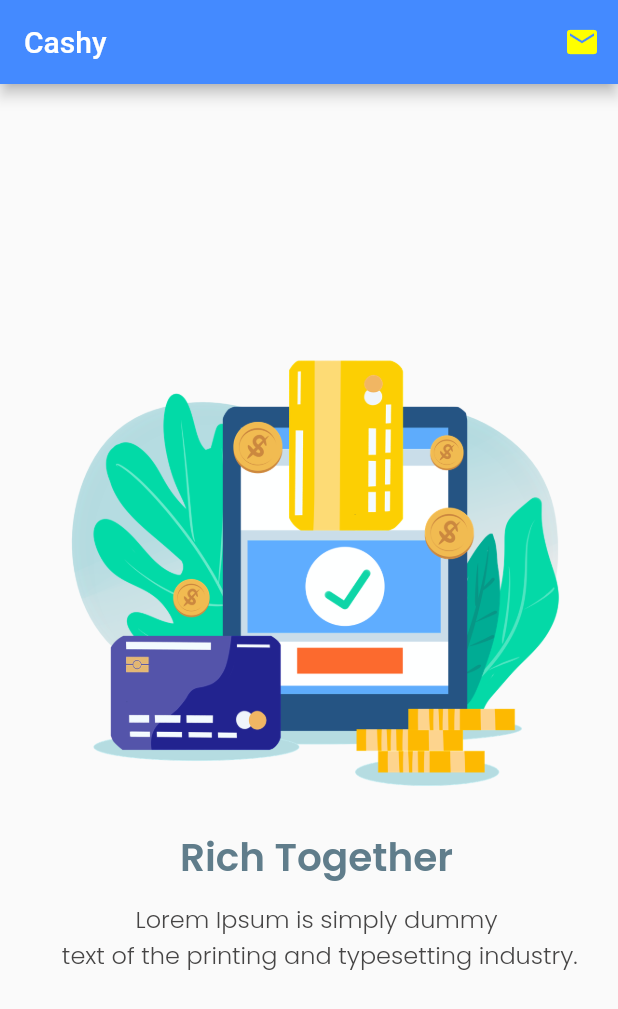
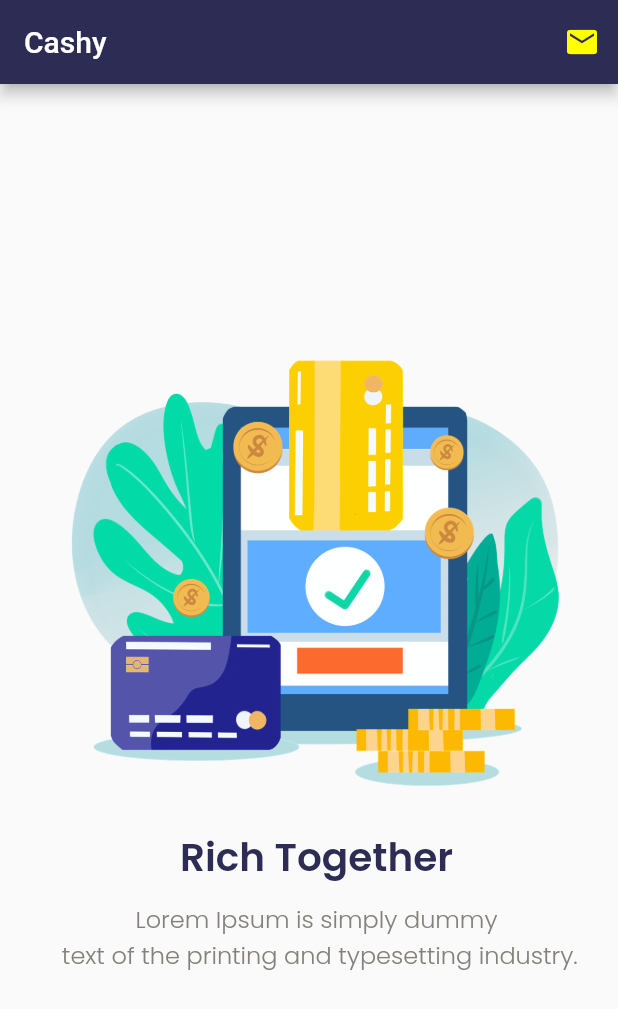
Before and after one commit to zaenalashter/cashy_app, a Flutter app: the screen it shows after launch, on a phone screen of 412 x 824 dp. Shown: the top 1009 px of the screen. Run offline on Flutter 3.47's test engine with Material 2 defaults, Android fonts, the phone set to English and light mode, and no system bars.

Commit message:
Color Design

```diff
--- /dev/null
+++ b/lib/custom_colors.dart
@@ -0,0 +1,5 @@
+import 'package:flutter/material.dart';
+
+// kode hex color
+Color darkBlue = Color(0XFF2c2c54);
+Color darkSilver = Color(0XFF84817a);
--- a/lib/font_style.dart
+++ b/lib/font_style.dart
@@ -1,14 +1,15 @@
+import 'package:cashy_app/custom_colors.dart';
 import 'package:flutter/material.dart';
 
 TextStyle mainHeader = TextStyle(
   fontSize: 26,
-  color: Colors.blueGrey,
+  color: darkBlue,
   fontFamily: 'Poppins',
   fontWeight: FontWeight.w700,
 );
 TextStyle subHeader = TextStyle(
   fontSize: 16,
-  color: Color.fromARGB(255, 70, 69, 69),
+  color: darkSilver,
   fontFamily: 'Poppins',
   fontWeight: FontWeight.w300,
 );
--- a/lib/main.dart
+++ b/lib/main.dart
@@ -1,3 +1,4 @@
+import 'custom_colors.dart';
 import 'package:flutter/material.dart';
 
 import 'font_style.dart';
@@ -21,7 +22,7 @@ class MyApp extends StatelessWidget {
       home: Scaffold(
         appBar: AppBar(
           title: Text('Cashy'),
-          backgroundColor: Colors.blueAccent,
+          backgroundColor: darkBlue,
           actions: <Widget>[
             IconButton(
               icon: Icon(Icons.mail),
```
